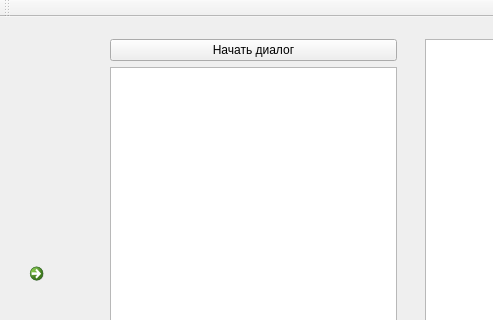
Old version of the form gui/src/mainwindow.ui in the repository sqglobe/SecureDialogues; both pictures show x 0 to 493 and y 0 to 320 of the 1198 by 774 pixel window.
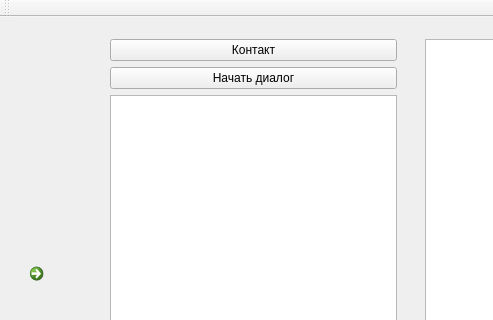
New version of the form. Icons and pictures are not drawn.

Commit message: Added dialog, that makes discover contact request

What changed in the file:
```diff
--- a/gui/src/mainwindow.ui
+++ b/gui/src/mainwindow.ui
@@ -248,6 +248,16 @@
        </size>
       </property>
       <layout class="QVBoxLayout" name="verticalLayout_2">
+       <item>
+        <widget class="QPushButton" name="makeContact">
+         <property name="toolTip">
+          <string>Отправить свои контактные данные другому пользователю</string>
+         </property>
+         <property name="text">
+          <string>Контакт</string>
+         </property>
+        </widget>
+       </item>
        <item>
         <widget class="QPushButton" name="startNewDoalog">
          <property name="text">
```
Left out of the diff: 12 changed lines with no effect on the pictures. The commit also changes 8 other files.
